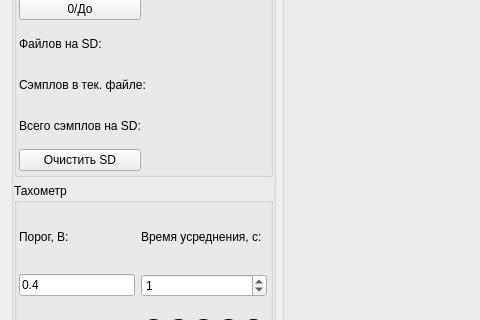
wlander/Tenzo_client_2.1, file mainwindow.ui: the form before one commit; both pictures show x 0 to 480 and y 242 to 562 of the 1139 by 649 pixel window.
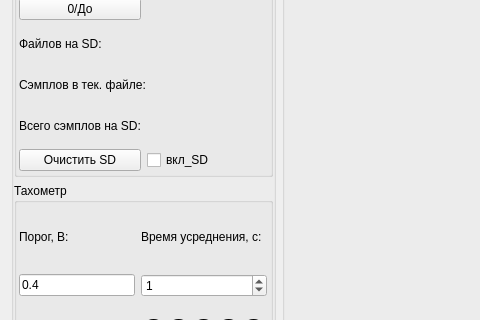
The form after the commit. Custom widgets are drawn as their Qt base class.

What changed in the file:
```diff
--- a/mainwindow.ui
+++ b/mainwindow.ui
@@ -152,6 +152,13 @@
             </property>
            </widget>
           </item>
+          <item row="4" column="1">
+           <widget class="QCheckBox" name="checkBox_3">
+            <property name="text">
+             <string>вкл_SD</string>
+            </property>
+           </widget>
+          </item>
          </layout>
         </widget>
        </item>
```
